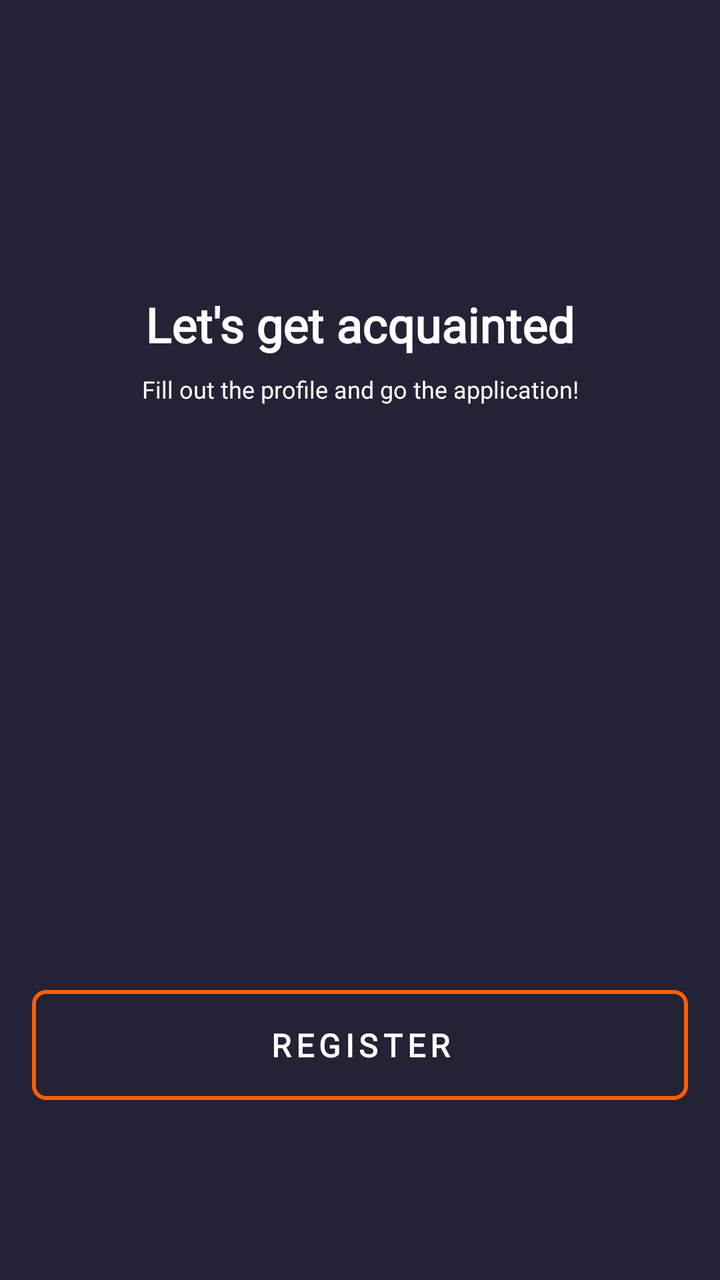
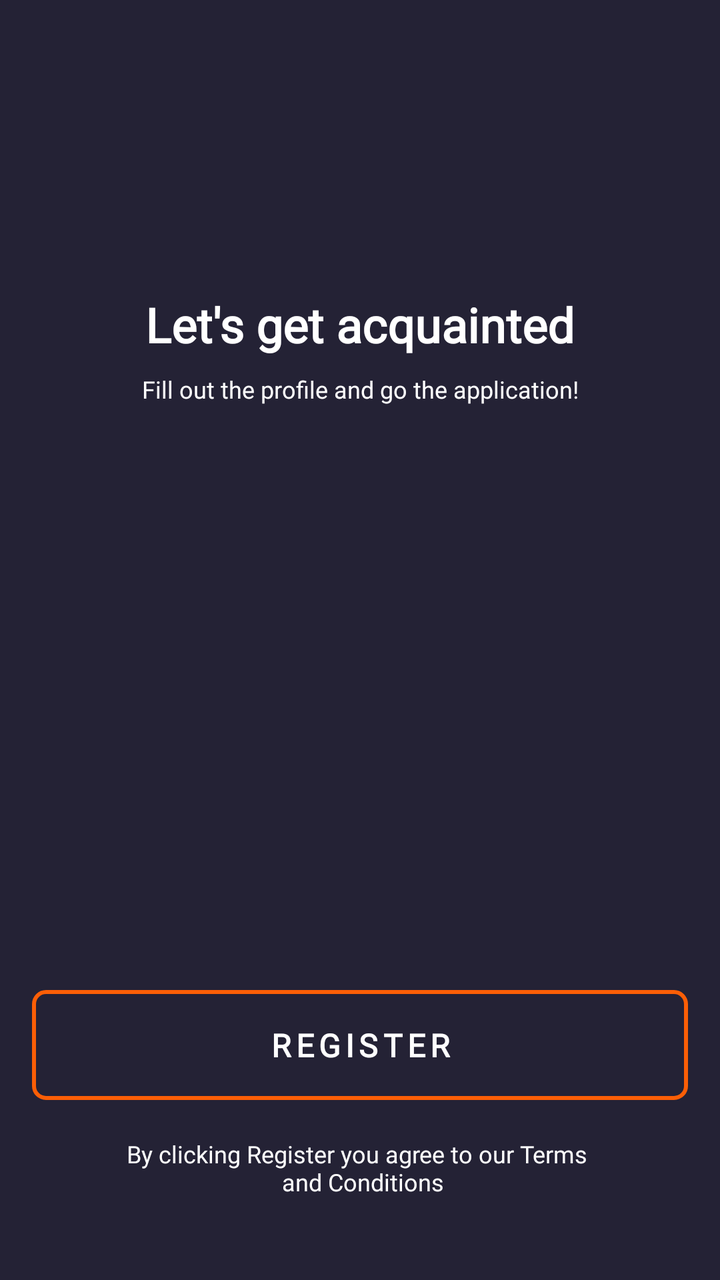

Screens rendered from an Android XML layout before and after an edit, with the pre-edit source and the edit as a unified diff.
<!-- AndroidManifest.xml: application theme Theme.AndroidCourseShpp -->
<!-- res/layout/activity_auth.xml -->
<?xml version="1.0" encoding="utf-8"?>
<androidx.constraintlayout.widget.ConstraintLayout xmlns:android="http://schemas.android.com/apk/res/android"
    xmlns:app="http://schemas.android.com/apk/res-auto"
    xmlns:tools="http://schemas.android.com/tools"
    android:id="@+id/auth"
    android:layout_width="match_parent"
    android:layout_height="match_parent"
    android:background="@color/screen_color"
    tools:context=".AuthActivity">

    <LinearLayout
        android:id="@+id/ll_acquaintanceAndFillingOut"
        android:layout_width="match_parent"
        android:layout_height="wrap_content"
        android:layout_marginHorizontal="@dimen/main_side_margin"
        android:layout_marginTop="@dimen/acquaintance_and_filling_out_margin_top"
        android:layout_marginBottom="@dimen/acquaintance_and_filling_out_margin_bottom"
        android:orientation="vertical"
        app:layout_constraintTop_toTopOf="parent">

        <TextView
            android:layout_width="match_parent"
            android:layout_height="wrap_content"
            android:fontFamily="@font/open_sans"
            android:gravity="center"
            android:text="@string/acquaintance"
            android:textColor="@android:color/white"
            android:textSize="@dimen/large_text_size"
            android:textStyle="bold" />

        <TextView
            android:layout_width="match_parent"
            android:layout_height="wrap_content"
            android:fontFamily="@font/open_sans"
            android:gravity="center"
            android:paddingTop="@dimen/fill_out_the_profile_padding_top"
            android:text="@string/filling_out"
            android:textColor="@android:color/white"
            android:textSize="@dimen/tiny_text_size" />
    </LinearLayout>

    <Button
        android:id="@+id/bt_register"
        android:layout_width="match_parent"
        android:layout_height="@dimen/register_bt_h"
        android:layout_marginHorizontal="@dimen/main_side_margin"
        android:layout_marginBottom="@dimen/register_margin_bottom"
        app:layout_constraintBottom_toBottomOf="parent"
        android:background="@drawable/register_background"
        android:textStyle="bold"
        android:fontFamily="@font/open_sans"
        android:textSize="@dimen/middle_text_size"
        android:text="@string/register"
        android:letterSpacing="0.15"
        app:backgroundTint="@null"/>

</androidx.constraintlayout.widget.ConstraintLayout>
<!-- resources referenced by this layout -->
<resources>
  <color name="screen_color">#242235</color>
  <dimen name="acquaintance_and_filling_out_margin_bottom">487dp</dimen>
  <dimen name="acquaintance_and_filling_out_margin_top">146dp</dimen>
  <dimen name="fill_out_the_profile_padding_top">8dp</dimen>
  <dimen name="large_text_size">24sp</dimen>
  <dimen name="main_side_margin">16dp</dimen>
  <dimen name="middle_text_size">16sp</dimen>
  <dimen name="register_bt_h">@dimen/view_my_contacts_bt_h</dimen>
  <dimen name="register_margin_bottom">90dp</dimen>
  <dimen name="tiny_text_size">12sp</dimen>
  <!-- drawable register_background (drawable) -->
  <?xml version="1.0" encoding="utf-8"?>
  <shape xmlns:android="http://schemas.android.com/apk/res/android">
      <corners android:radius="6dp" />
      <stroke android:width="2dp" android:color="@color/register_border_color"/>
      <solid android:color="@android:color/transparent"/>
  </shape>
  <string name="acquaintance">Let\'s get acquainted</string>
  <string name="filling_out">Fill out the profile and go the application!</string>
  <string name="register">REGISTER</string>
  <style name="Theme.AndroidCourseShpp" parent="Base.Theme.AndroidCourseShpp" />
  <dimen name="view_my_contacts_bt_h">55dp</dimen>
  <color name="register_border_color">#FB5E06</color>
  <style name="Base.Theme.AndroidCourseShpp" parent="Theme.Material3.DayNight.NoActionBar">
          
          
      </style>
</resources>

<!-- the commit's change to res/layout/activity_auth.xml (unified diff, before → after) -->
@@ -12,7 +12,7 @@
         android:id="@+id/ll_acquaintanceAndFillingOut"
         android:layout_width="match_parent"
         android:layout_height="wrap_content"
-        android:layout_marginHorizontal="@dimen/main_side_margin"
+        android:layout_marginHorizontal="@dimen/main_margin_side"
         android:layout_marginTop="@dimen/acquaintance_and_filling_out_margin_top"
         android:layout_marginBottom="@dimen/acquaintance_and_filling_out_margin_bottom"
         android:orientation="vertical"
@@ -43,7 +43,7 @@
         android:id="@+id/bt_register"
         android:layout_width="match_parent"
         android:layout_height="@dimen/register_bt_h"
-        android:layout_marginHorizontal="@dimen/main_side_margin"
+        android:layout_marginHorizontal="@dimen/main_margin_side"
         android:layout_marginBottom="@dimen/register_margin_bottom"
         app:layout_constraintBottom_toBottomOf="parent"
         android:background="@drawable/register_background"
@@ -54,4 +54,16 @@
         android:letterSpacing="0.15"
         app:backgroundTint="@null"/>
 
+    <TextView
+        android:layout_width="match_parent"
+        android:layout_height="wrap_content"
+        android:layout_marginHorizontal="@dimen/main_margin_side"
+        android:layout_marginBottom="@dimen/agreements_margin_bottom"
+        android:text="@string/agreements"
+        android:textSize="@dimen/tiny_text_size"
+        android:textColor="@color/agreements_text_color"
+        android:fontFamily="@font/open_sans"
+        android:gravity="center"
+        app:layout_constraintBottom_toBottomOf="parent"/>
+
 </androidx.constraintlayout.widget.ConstraintLayout>
<!-- resource entries referenced after the edit -->
@@ -1,11 +1,13 @@
 <!-- resources referenced by this layout -->
 <resources>
+  <color name="agreements_text_color">#FFFFFFFF</color>
   <color name="screen_color">#242235</color>
   <dimen name="acquaintance_and_filling_out_margin_bottom">487dp</dimen>
   <dimen name="acquaintance_and_filling_out_margin_top">146dp</dimen>
+  <dimen name="agreements_margin_bottom">41dp</dimen>
   <dimen name="fill_out_the_profile_padding_top">8dp</dimen>
   <dimen name="large_text_size">24sp</dimen>
-  <dimen name="main_side_margin">16dp</dimen>
+  <dimen name="main_margin_side">16dp</dimen>
   <dimen name="middle_text_size">16sp</dimen>
   <dimen name="register_bt_h">@dimen/view_my_contacts_bt_h</dimen>
   <dimen name="register_margin_bottom">90dp</dimen>
@@ -18,6 +20,7 @@
       <solid android:color="@android:color/transparent"/>
   </shape>
   <string name="acquaintance">Let\'s get acquainted</string>
+  <string name="agreements">By clicking Register you agree to our Terms \n and Conditions</string>
   <string name="filling_out">Fill out the profile and go the application!</string>
   <string name="register">REGISTER</string>
   <style name="Theme.AndroidCourseShpp" parent="Base.Theme.AndroidCourseShpp" />
